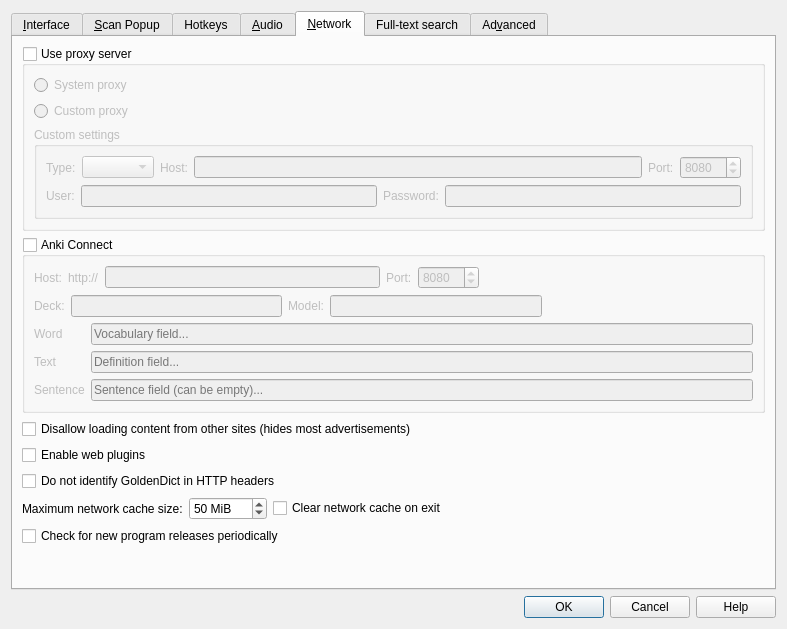
This is preferences.ui in xiaoyifang/goldendict-ng as Qt 5 draws it before an edit. The edited form follows.
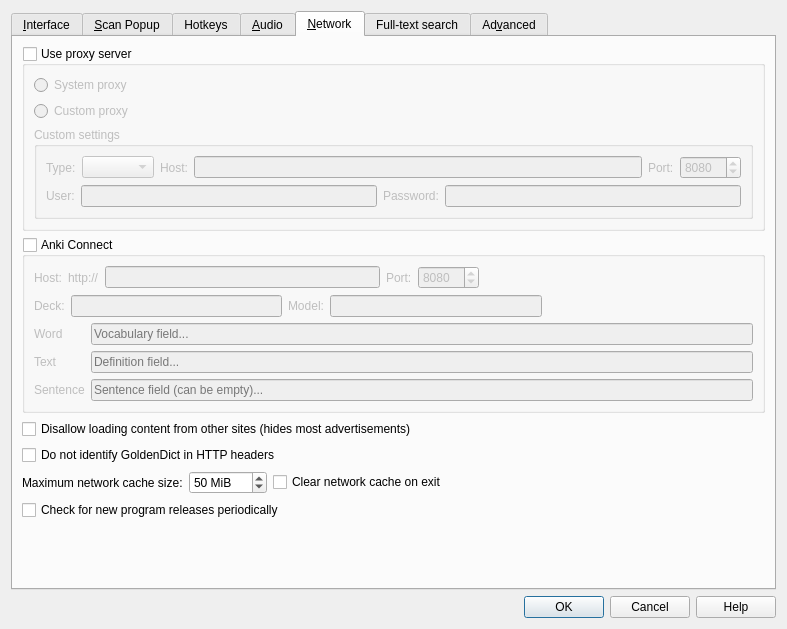
This is the edited form. The open tabs and pages were chosen to show the change. Icons and pictures are not drawn. Custom widgets are drawn as their Qt base class.

Diff of the .ui file:
```diff
--- a/preferences.ui
+++ b/preferences.ui
@@ -1167,18 +1167,6 @@
          </property>
         </widget>
        </item>
-       <item>
-        <widget class="QCheckBox" name="enableWebPlugins">
-         <property name="toolTip">
-          <string>Enabling this would allow to listen to sound pronunciations from
-online dictionaries that rely on Flash or other web plugins.
-Plugin must be installed for this option to work.</string>
-         </property>
-         <property name="text">
-          <string>Enable web plugins</string>
-         </property>
-        </widget>
-       </item>
        <item>
         <widget class="QCheckBox" name="hideGoldenDictHeader">
          <property name="toolTip">
```
